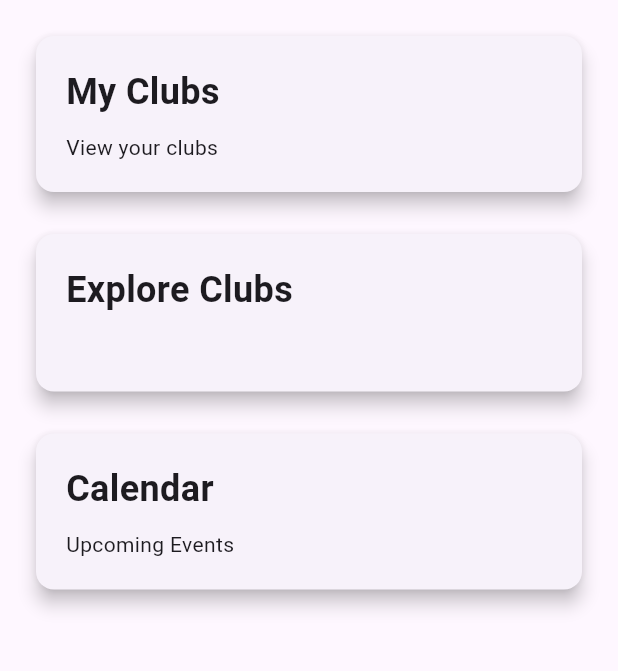
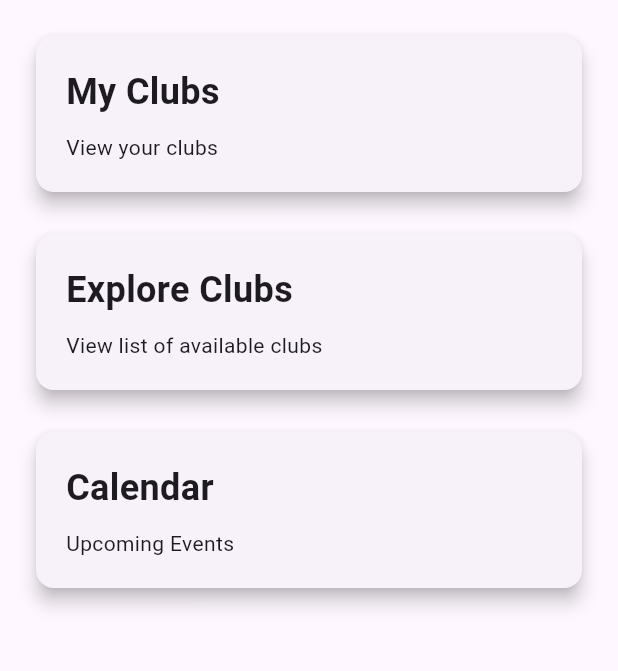
Before and after one commit to Jessoup/Texas-State-Clubs-App, a Flutter app: the Dashboard screen opened directly, on a phone screen of 412 x 824 dp, the part 294-965 px from its top. Run offline on Flutter 3.47's test engine with Material 3 defaults, Android fonts, the phone set to English and light mode, and no system bars.

Commit message:
Added club list page
now just need to add some practice clubs to fill the page with

```diff
--- a/flutter_application_1/lib/main.dart
+++ b/flutter_application_1/lib/main.dart
@@ -1,4 +1,5 @@
 import 'package:flutter/material.dart';
+import 'club_list.dart';
 
 void main() {
   runApp(MyApp());
@@ -125,7 +126,35 @@ class Dashboard extends StatelessWidget {
               ),
             ),
             SizedBox(height: 20),
-            Card(
+            GestureDetector(
+              onTap: () {
+                Navigator.push(
+                  context,
+                  MaterialPageRoute(builder: (context) => Clublist()),
+                );
+              },
+              child: Card(
+                elevation: 5,
+                child: Padding(
+                  padding: const EdgeInsets.all(20.0),
+                  child: Column(
+                    crossAxisAlignment: CrossAxisAlignment.start,
+                    children: <Widget>[
+                      Text(
+                        'Explore Clubs',
+                        style: TextStyle(
+                          fontSize: 24,
+                          fontWeight: FontWeight.bold,
+                        ),
+                      ),
+                      SizedBox(height: 10),
+                      Text('View list of available clubs'),
+                    ],
+                  ),
+                ),
+              ),
+            ),
+            /*Card(
               elevation: 5,
               child: Padding(
                 padding: const EdgeInsets.all(20.0),
@@ -144,7 +173,7 @@ class Dashboard extends StatelessWidget {
                   ],
                 ),
               ),
-            ),
+            ),*/
             SizedBox(height: 20),
             Card(
               elevation: 5,
```
Also changed, not shown: flutter_application_1/lib/club_list.dart (added, +12 -0 lines), 1 other file.
